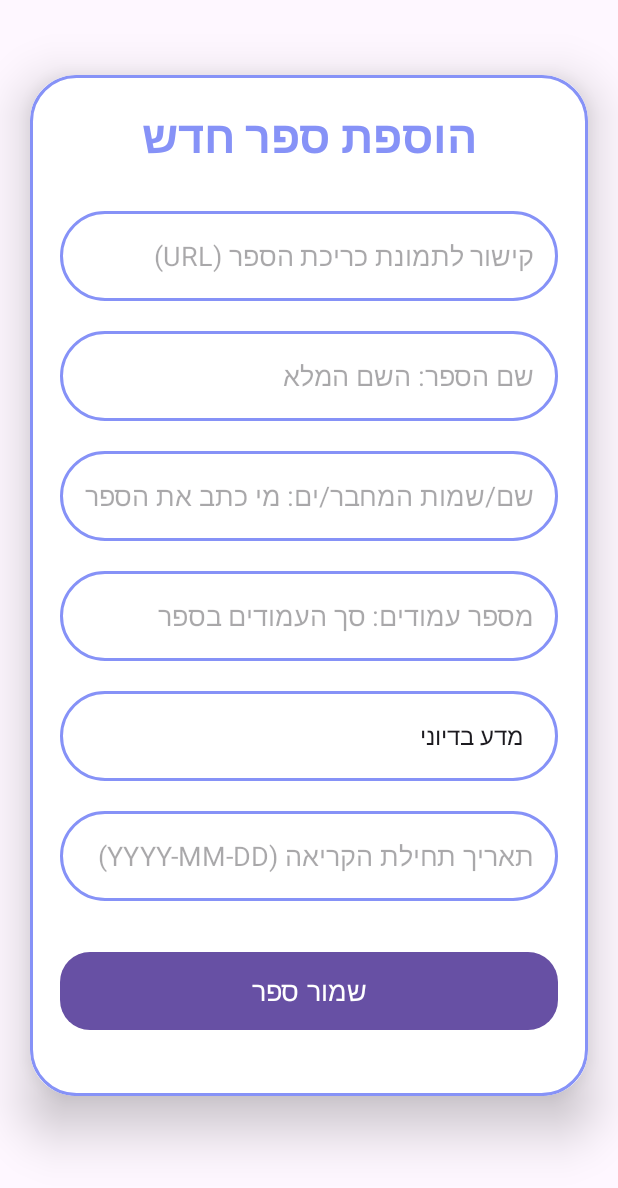
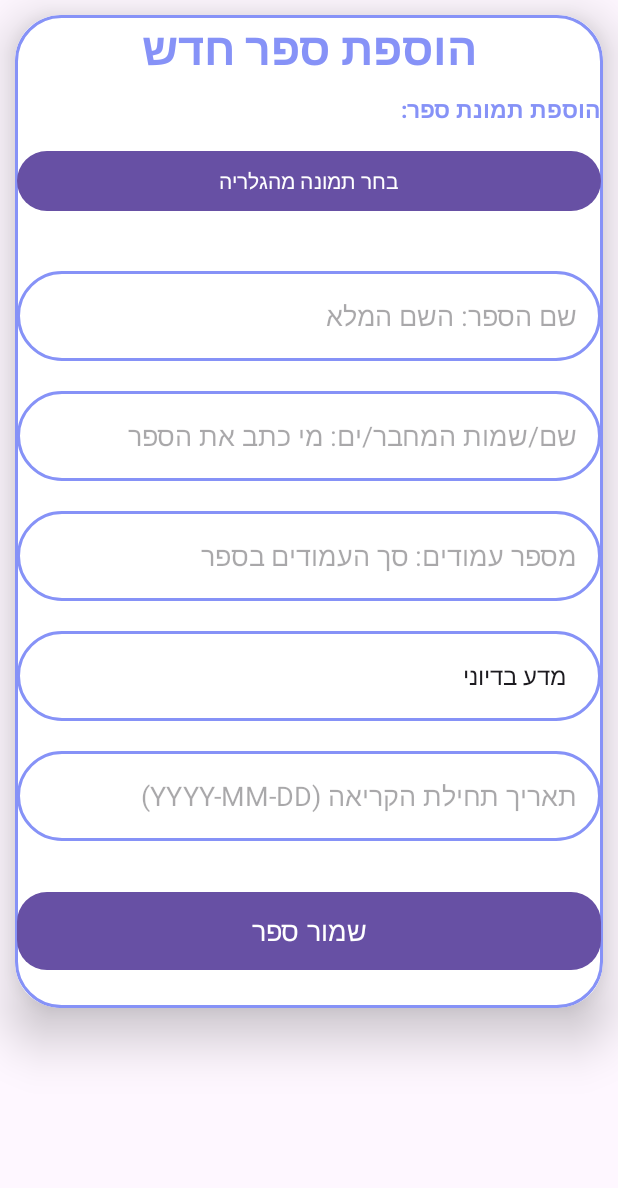
Before and after one commit to Leo20072/ProjectForEx, an Android app: the Addbook screen opened directly, with no data from a screen before it, on a phone screen of 412 x 824 dp. Shown: the top 1188 px of the screen. Run offline under Robolectric (Android 15) with nearby library versions, the phone set to English and light mode, and no system bars; our stand-ins replace Firebase (no records; nobody signed in at launch, a user with empty details on screens opened directly).

Commit message:
ver. 8 - 04/11/2025

```diff
--- a/app/src/main/AndroidManifest.xml
+++ b/app/src/main/AndroidManifest.xml
@@ -1,12 +1,14 @@
 <?xml version="1.0" encoding="utf-8"?>
 <manifest xmlns:android="http://schemas.android.com/apk/res/android"
     xmlns:tools="http://schemas.android.com/tools">
+
+    <uses-permission android:name="android.permission.READ_EXTERNAL_STORAGE" />
 
     <application
         android:allowBackup="true"
         android:dataExtractionRules="@xml/data_extraction_rules"
         android:fullBackupContent="@xml/backup_rules"
-        android:icon="@mipmap/ic_launcher"
+        android:icon="@drawable/logoofapp"
         android:label="@string/app_name"
         android:roundIcon="@mipmap/ic_launcher_round"
         android:supportsRtl="true"
--- a/app/src/main/java/com/example/login_and_signup_new/Addbook.java
+++ b/app/src/main/java/com/example/login_and_signup_new/Addbook.java
@@ -1,7 +1,14 @@
 package com.example.login_and_signup_new;
 
+import static android.opengl.ETC1.encodeImage;
+
+import android.content.Intent;
+import android.graphics.Bitmap;
+import android.graphics.BitmapFactory;
 import android.net.Uri;
 import android.os.Bundle;
+import android.provider.MediaStore;
+import android.util.Log;
 import android.view.View;
 import android.widget.AdapterView;
 import android.widget.ArrayAdapter;
@@ -10,6 +17,8 @@ import android.widget.EditText;
 import android.widget.ImageView;
 import android.widget.Spinner;
 import android.widget.Toast;
+import android.util.Base64;
+
 
 import androidx.activity.EdgeToEdge;
 import androidx.annotation.NonNull;
@@ -28,6 +37,9 @@ import com.google.firebase.database.DatabaseReference;
 import com.google.firebase.database.FirebaseDatabase;
 import com.google.firebase.database.ValueEventListener;
 
+import java.io.ByteArrayOutputStream;
+import java.io.IOException;
+
 public class Addbook extends AppCompatActivity implements AdapterView.OnItemSelectedListener {
     private Spinner spinner;
     private String[] arrCategories = { "מדע בדיוני", "פנטזיה", "מתח / מותחן", "בלשי", "רומן רומנטי", "אימה", "היסטורי" };
@@ -37,10 +49,25 @@ public class Addbook extends AppCompatActivity implements AdapterView.OnItemSele
     EditText nameofbook, authorsname, uploadPagesCount, uploadStartDate;
     String pagesread = String.valueOf(0);
     String userId = FirebaseAuth.getInstance().getCurrentUser().getUid();
+    // המרה תמונה לטקסט
+    private Button btnSelectImage;
+    private static final String TAG = "Base64Converter";
+    private static final int PICK_IMAGE_REQUEST = 1;
+    String base64String = "";
     @Override
     protected void onCreate(Bundle savedInstanceState) {
         super.onCreate(savedInstanceState);
         setContentView(R.layout.activity_addbook);
+        btnSelectImage = findViewById(R.id.btnSelectImage);
+
+        // הגדרת המאזין (Listener) לכפתור
+        btnSelectImage.setOnClickListener(new View.OnClickListener() {
+            @Override
+            public void onClick(View v) {
+                // קריאה לפונקציה לפתיחת הגלריה
+                openGallery();
+            }
+        });
 
             spinner = findViewById(R.id.uploadCategory);
         spinner.setOnItemSelectedListener(this);
@@ -49,7 +76,6 @@ public class Addbook extends AppCompatActivity implements AdapterView.OnItemSele
         aa.setDropDownViewResource(android.R.layout.simple_spinner_dropdown_item);
         spinner.setAdapter(aa);
 
-        uploadImageUrl = findViewById(R.id.uploadImageUrl);
         nameofbook = findViewById(R.id.nameofbook);
         authorsname = findViewById(R.id.authorsname);
         uploadPagesCount = findViewById(R.id.uploadPagesCount);
@@ -61,7 +87,7 @@ public class Addbook extends AppCompatActivity implements AdapterView.OnItemSele
             @Override
             public void onClick(View view) {
                 String namebook = nameofbook.getText().toString();
-                String image = uploadImageUrl.getText().toString();
+                //String image = uploadImageUrl.getText().toString();
                 String author = authorsname.getText().toString();
                 String pagesCount = uploadPagesCount.getText().toString();
                 String startDate = uploadStartDate.getText().toString();
@@ -77,7 +103,7 @@ public class Addbook extends AppCompatActivity implements AdapterView.OnItemSele
                 String newBookId = userBooksRef.push().getKey();
 
                 if (newBookId != null) {
-                    Book newbook = new Book(namebook, author, pagesCount, image, choosecategory,startDate,pagesread);
+                    Book newbook = new Book(namebook, author, pagesCount, base64String, choosecategory,startDate,pagesread);
 
 
                     // 4. שמירת הנתונים בנתיב החדש באמצעות setValue
@@ -104,6 +130,36 @@ public class Addbook extends AppCompatActivity implements AdapterView.OnItemSele
 
     }
 
+    // פונקציה לפתיחת הגלריה
+    private void openGallery() {
+        Intent intent = new Intent(Intent.ACTION_PICK, MediaStore.Images.Media.EXTERNAL_CONTENT_URI);
+        startActivityForResult(intent, PICK_IMAGE_REQUEST);
+    }
+
+    // קבלת התוצאה לאחר בחירת התמונה מהגלריה
+    @Override
+    protected void onActivityResult(int requestCode, int resultCode, Intent data) {
+        super.onActivityResult(requestCode, resultCode, data);
+
+        // ודא שהתוצאה היא מתאימה (בחירת תמונה הצליחה)
+        if (requestCode == PICK_IMAGE_REQUEST && resultCode == RESULT_OK && data != null && data.getData() != null) {
+            Uri imageUri = data.getData();
+            try {
+                // המרת ה-URI ל-Bitmap
+                Bitmap selectedBitmap = MediaStore.Images.Media.getBitmap(this.getContentResolver(), imageUri);
+
+                // --- המרה ל-Base64 ---
+                base64String =encodeImage(selectedBitmap);
+                Log.d(TAG, "Encoded Base64 String: " + base64String.substring(0, Math.min(base64String.length(), 50)) + "...");
+                Toast.makeText(this, "התמונה קודדה ל-Base64", Toast.LENGTH_SHORT).show();
+
+
+            } catch (IOException e) {
+                e.printStackTrace();
+                Toast.makeText(this, "שגיאה בטעינת התמונה: " + e.getMessage(), Toast.LENGTH_LONG).show();
+            }
+        }
+    }
 
     @Override
     public void onItemSelected(AdapterView<?> adapterView, View view, int position, long l) {
@@ -114,4 +170,19 @@ public class Addbook extends AppCompatActivity implements AdapterView.OnItemSele
     public void onNothingSelected(AdapterView<?> adapterView) {
 
     }
+
+    // --- פונקציה להמרת Bitmap ל-Base64 (כמו בקוד הקודם) ---
+    public static String encodeImage(Bitmap bitmap) {
+        ByteArrayOutputStream outputStream = new ByteArrayOutputStream();
+        // דחיסה עם איכות, ניתן לשנות את האיכות כאן אם התמונה גדולה מדי
+        bitmap.compress(Bitmap.CompressFormat.JPEG, 75, outputStream);
+        byte[] imageBytes = outputStream.toByteArray();
+        return Base64.encodeToString(imageBytes, Base64.DEFAULT);
+    }
+
+//    // --- פונקציה להמרת Base64 String חזרה ל-Bitmap (כמו בקוד הקודם) ---
+//    public static Bitmap decodeImage(String base64String) {
+//        byte[] decodedBytes = Base64.decode(base64String, Base64.DEFAULT);
+//        return BitmapFactory.decodeByteArray(decodedBytes, 0, decodedBytes.length);
+//    }
 }
--- a/app/src/main/java/com/example/login_and_signup_new/ListOfBooks.java
+++ b/app/src/main/java/com/example/login_and_signup_new/ListOfBooks.java
@@ -34,6 +34,7 @@ public class ListOfBooks extends AppCompatActivity {
     private DatabaseReference userBooksRef;
     private ValueEventListener valueEventListener;
     Button btnback;
+
 
     @Override
     protected void onCreate(Bundle savedInstanceState) {
@@ -141,8 +142,8 @@ public class ListOfBooks extends AppCompatActivity {
 
         EditText etTitle = dialogView.findViewById(R.id.changeNameBook);
         EditText etAuthor = dialogView.findViewById(R.id.changeAuthorsName);
-        EditText etPages = dialogView.findViewById(R.id.currentPagesCount); // חדש
-        EditText etImageUrl = dialogView.findViewById(R.id.changeImage); // חדש
+        EditText etPages = dialogView.findViewById(R.id.currentPagesCount);
+        EditText etImageUrl = dialogView.findViewById(R.id.changeImage);
 
         // 2. מילוי השדות בנתונים הנוכחיים של הספר
         etTitle.setText(bookToEdit.getNameOfBook());
--- a/app/src/main/res/layout/activity_addbook.xml
+++ b/app/src/main/res/layout/activity_addbook.xml
@@ -9,10 +9,10 @@
     <androidx.cardview.widget.CardView
         android:layout_width="match_parent"
         android:layout_height="wrap_content"
-        android:layout_marginTop="50dp"
-        android:layout_marginEnd="20dp"
-        android:layout_marginStart="20dp"
-        android:layout_marginBottom="50dp"
+        android:layout_marginTop="10dp"
+        android:layout_marginEnd="10dp"
+        android:layout_marginStart="10dp"
+        android:layout_marginBottom="10dp"
         app:cardCornerRadius="30dp"
         app:cardElevation="20dp">
 
@@ -22,7 +22,7 @@
             android:layout_gravity="center_horizontal"
             android:background="@drawable/custom_edittext"
             android:orientation="vertical"
-            android:padding="20dp">
+            android:padding="1dp">
 
             <!-- Title of the screen -->
             <TextView
@@ -38,27 +38,34 @@
             <!-- Book Cover Image Upload Placeholder -->
 
             <!-- 1. Book Name Input -->
-<!--            <ImageView-->
-<!--                android:id="@+id/uploadImage"-->
-<!--                android:layout_width="200dp"-->
-<!--                android:layout_height="100dp"-->
-<!--                android:layout_gravity="center_horizontal"-->
-<!--                android:layout_marginTop="10dp"-->
-<!--                android:contentDescription="תמונת כריכת הספר"-->
-<!--                android:scaleType="fitCenter"-->
-<!--                android:src="@drawable/uploadimg" />-->
-            <EditText
-                android:id="@+id/uploadImageUrl"
+            <TextView
                 android:layout_width="match_parent"
-                android:layout_height="60dp"
-                android:layout_marginTop="20dp"
-                android:background="@drawable/custom_edittext"
-                android:gravity="start|center_vertical"
-                android:hint="קישור לתמונת כריכת הספר (URL)"
-                android:padding="16dp"
-                android:inputType="textUri"
+                android:layout_height="wrap_content"
+                android:text="הוספת תמונת ספר:"
                 android:textColor="@color/lavender"
-                android:textDirection="rtl"/>
+                android:textSize="15sp"
+                android:textStyle="bold"
+                android:layout_marginBottom="3dp"/>
+            <Button
+                android:id="@+id/btnSelectImage"
+                android:layout_width="match_parent"
+                android:layout_height="wrap_content"
+                android:text="בחר תמונה מהגלריה"
+                android:layout_alignParentTop="true"
+                android:layout_marginBottom="16dp"
+                android:layout_marginTop="10dp"/>
+<!--            <EditText-->
+<!--                android:id="@+id/uploadImageUrl"-->
+<!--                android:layout_width="match_parent"-->
+<!--                android:layout_height="60dp"-->
+<!--                android:layout_marginTop="20dp"-->
+<!--                android:background="@drawable/custom_edittext"-->
+<!--                android:gravity="start|center_vertical"-->
+<!--                android:hint="קישור לתמונת כריכת הספר (URL)"-->
+<!--                android:padding="16dp"-->
+<!--                android:inputType="textUri"-->
+<!--                android:textColor="@color/lavender"-->
+<!--                android:textDirection="rtl"/>-->
 
             <EditText
                 android:id="@+id/nameofbook"
```
Also changed, not shown: app/src/main/java/com/example/login_and_signup_new/BookAdapter.java (+17 -2 lines), app/src/main/res/layout/custom_dialog_edit.xml (+19 -1 lines), app/src/main/res/layout/item_book.xml (+7 -0 lines), app/src/main/res/drawable/logoofapp.jpg (added).
